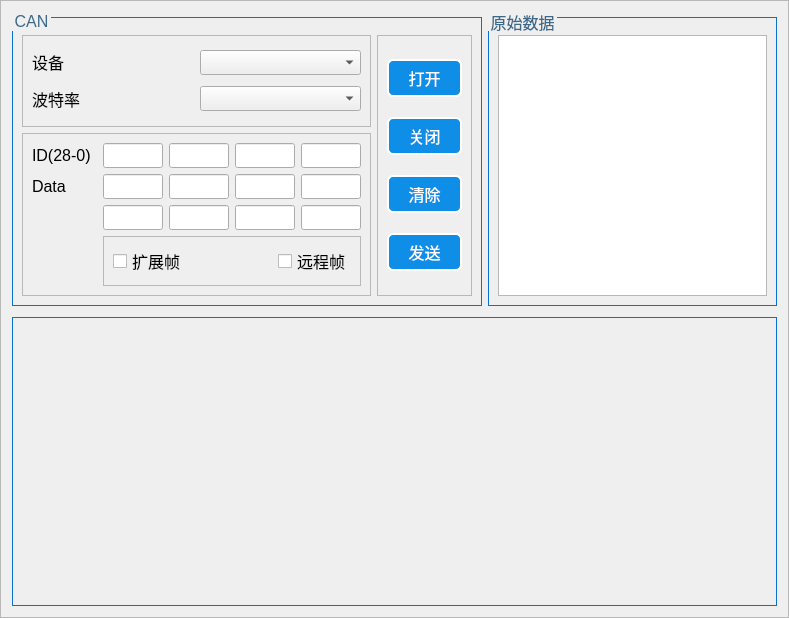
Old version of the form userui/canui.ui in the repository pkzju/super.
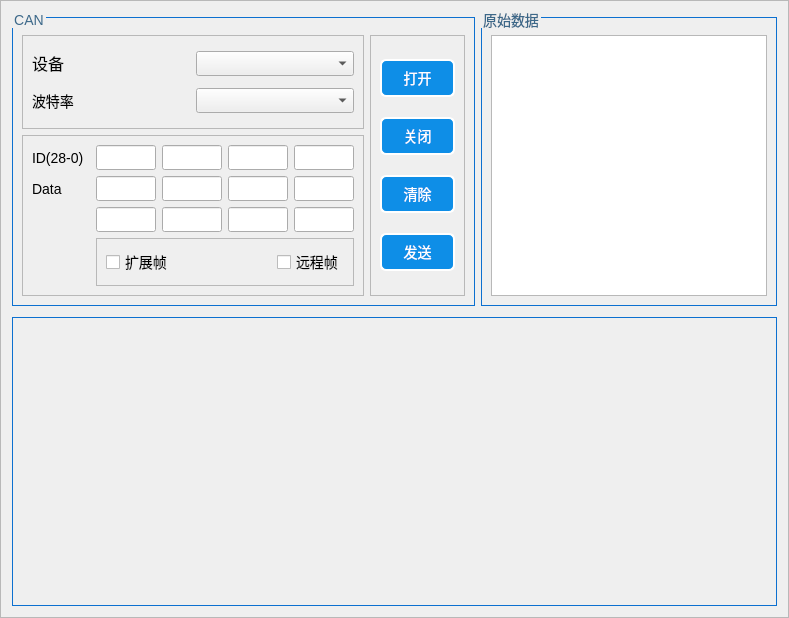
New version of the form.

The edit to the form file:
```diff
--- a/userui/canui.ui
+++ b/userui/canui.ui
@@ -14,12 +14,17 @@
    <string>Frame</string>
   </property>
   <property name="styleSheet">
-   <string notr="true">QLabel{
+   <string notr="true">QTextBrowser{
+	color: green;
+}
+
+
+QLabel{
     color: black;
     qproperty-alignment: AlignCenter;
 	
     /*font-family: 'Verdana';*/
-    font-size: 16px;}
+    font-size: 14px;}
 
 /* ******************QPushButton****************** */
 QPushButton{
@@ -28,7 +33,7 @@
     border-width: 2px;
 	border-radius: 6px;
     color: white;
-	font-size: 16px;
+	font-size: 14px;
 }
 
 QPushButton:hover{
@@ -44,14 +49,17 @@
 }
 
 QCheckBox{
-	font-size: 16px;
-	alignment:right}
+	font-size: 14px;
+	alignment:center}
+QRadioButton{
+	font-size: 14px;
+	alignment:center}
 /* ******************QGroupBox****************** */
 QGroupBox {
 	border: 0.5px solid rgba(12, 112, 208, 255);
     margin-top: 5px;  /*leave space at the top for the title */
 	padding-top: 8px;
-	font-size: 16px;
+	font-size: 14px;
 }
 
 QGroupBox::title {
@@ -59,11 +67,10 @@
 	/* position at the top center */
     subcontrol-position: top left; 
     /*padding: 5px 5px;*/
-    font-size: 16px;
+    font-size: 14px;
     font-weight:  bold;
     color:rgb(60, 104, 137);
 }
-
 </string>
   </property>
   <property name="frameShape">
```
